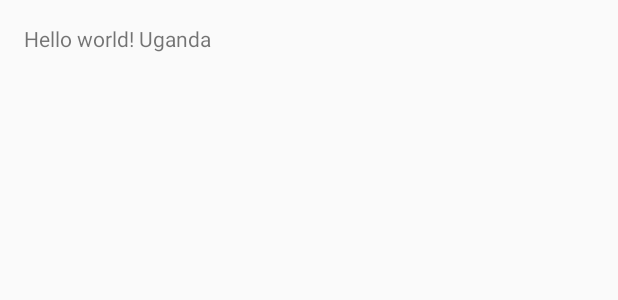
After one commit to clintonhealthaccess/chailmis-android, an Android app: the layout activity_register.xml on its own in the app's theme, with its tools: preview values and no code run, on a phone screen of 412 x 824 dp. The commit adds this screen. Shown: the top 300 px of the screen. Run offline under Robolectric (Android 15) with nearby library versions, the phone set to English and light mode, and no system bars.

Commit message:
Jeff - move activities to their own package; create a blank activity for registration

```diff
--- a/app/src/main/res/layout/activity_home.xml
+++ b/app/src/main/res/layout/activity_home.xml
@@ -7,7 +7,7 @@
     android:paddingTop="@dimen/activity_vertical_margin"
     android:paddingBottom="@dimen/activity_vertical_margin"
     android:orientation="horizontal"
-    tools:context="org.clintonhealthaccess.lmis.app.HomeActivity">
+    tools:context="org.clintonhealthaccess.lmis.app.activities.HomeActivity">
 
     <LinearLayout
         android:layout_weight="2.5"
--- /dev/null
+++ b/app/src/main/res/layout/activity_register.xml
@@ -0,0 +1,16 @@
+<RelativeLayout xmlns:android="http://schemas.android.com/apk/res/android"
+    xmlns:tools="http://schemas.android.com/tools"
+    android:layout_width="match_parent"
+    android:layout_height="match_parent"
+    android:paddingLeft="@dimen/activity_horizontal_margin"
+    android:paddingRight="@dimen/activity_horizontal_margin"
+    android:paddingTop="@dimen/activity_vertical_margin"
+    android:paddingBottom="@dimen/activity_vertical_margin"
+    tools:context="org.clintonhealthaccess.lmis.app.activities.RegisterActivity">
+
+    <TextView
+        android:text="@string/hello_world"
+        android:layout_width="wrap_content"
+        android:layout_height="wrap_content" />
+
+</RelativeLayout>
--- a/app/src/main/res/menu/home.xml
+++ b/app/src/main/res/menu/home.xml
@@ -1,6 +1,6 @@
 <menu xmlns:android="http://schemas.android.com/apk/res/android"
     xmlns:tools="http://schemas.android.com/tools"
-    tools:context="org.clintonhealthaccess.lmis.app.HomeActivity"
+    tools:context="org.clintonhealthaccess.lmis.app.activities.HomeActivity"
     xmlns:app="http://schemas.android.com/apk/res-auto">
     <item
         android:id="@+id/action_help"
--- a/app/src/main/res/values/strings.xml
+++ b/app/src/main/res/values/strings.xml
@@ -1,5 +1,6 @@
 <?xml version="1.0" encoding="utf-8"?>
 <resources>
+
     <string name="app_name">DHIS LMIS</string>
     <string name="title_activity_home">DHIS LMIS</string>
     <string name="hello_world">Hello world! Uganda</string>
@@ -12,4 +13,6 @@
     <string name="dispense">Dispense</string>
     <string name="alerts">Alerts</string>
     <string name="Notifications">Notifications</string>
+    <string name="title_activity_register">RegisterActivity</string>
+
 </resources>
```
Also changed, not shown: app/src/main/AndroidManifest.xml (+10 -6 lines), app/src/main/java/org/clintonhealthaccess/lmis/app/activities/HomeActivity.java (renamed from app/src/main/java/org/clintonhealthaccess/lmis/app/HomeActivity.java, +12 -1 lines), app/src/main/java/org/clintonhealthaccess/lmis/app/activities/RegisterActivity.java (added, +36 -0 lines), app/src/main/res/menu/register.xml (added, +8 -0 lines), 2 other files.
